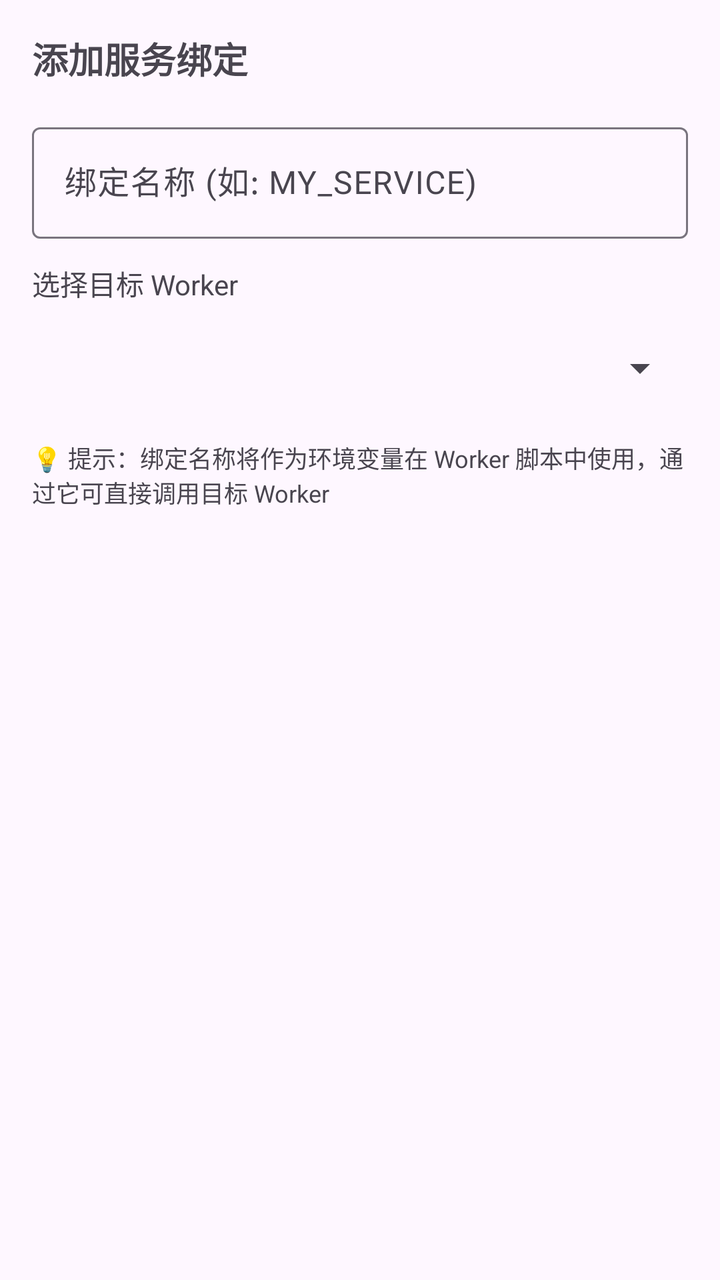
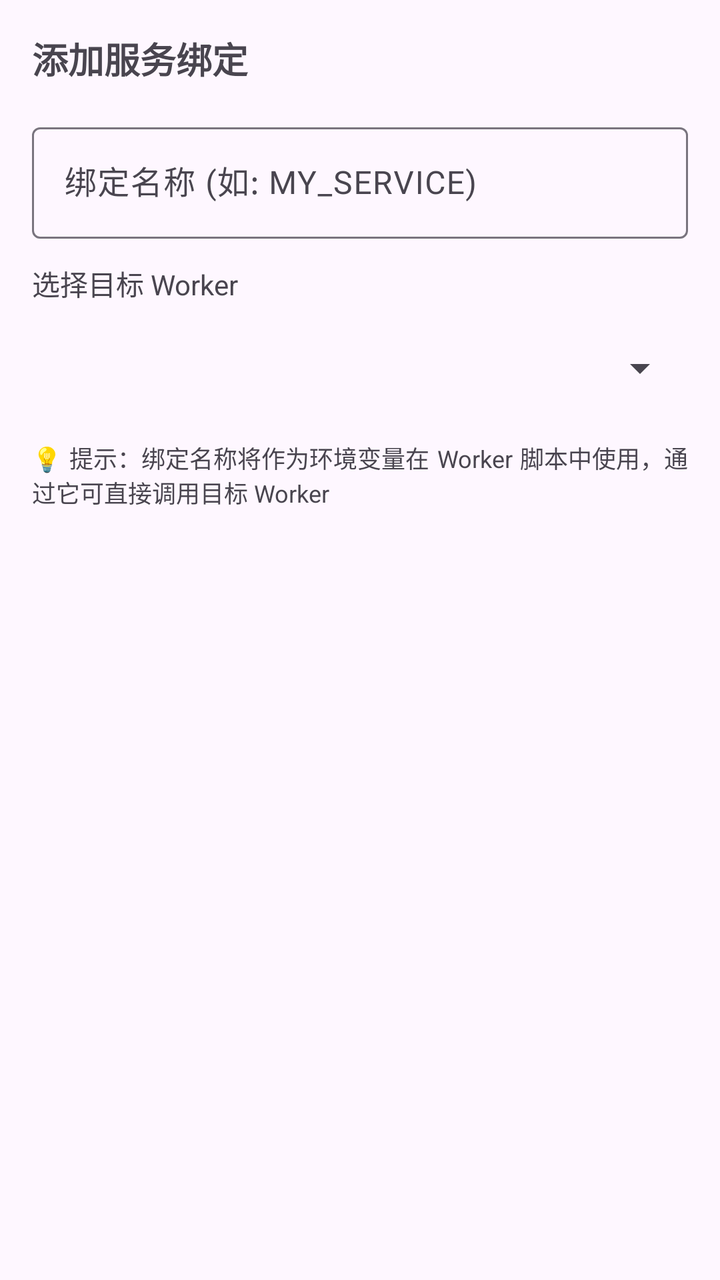

The first picture is an Android layout as it rendered before a commit; the second is the same layout after the commit. The layout source and the unified diff follow.
<!-- AndroidManifest.xml: application theme AppTheme -->
<!-- res/layout/dialog_service_binding.xml -->
<?xml version="1.0" encoding="utf-8"?>
<LinearLayout xmlns:android="http://schemas.android.com/apk/res/android"
    xmlns:app="http://schemas.android.com/apk/res-auto"
    android:layout_width="match_parent"
    android:layout_height="wrap_content"
    android:orientation="vertical"
    android:padding="16dp">

    <TextView
        android:layout_width="match_parent"
        android:layout_height="wrap_content"
        android:text="添加服务绑定"
        android:textSize="18sp"
        android:textStyle="bold"
        android:layout_marginBottom="16dp" />

    <com.google.android.material.textfield.TextInputLayout
        android:layout_width="match_parent"
        android:layout_height="wrap_content"
        android:hint="绑定名称 (如: MY_SERVICE)"
        style="@style/Widget.Material3.TextInputLayout.OutlinedBox"
        android:layout_marginBottom="12dp">

        <com.google.android.material.textfield.TextInputEditText
            android:id="@+id/bindingNameEdit"
            android:layout_width="match_parent"
            android:layout_height="wrap_content"
            android:inputType="text"
            android:singleLine="true" />

    </com.google.android.material.textfield.TextInputLayout>

    <TextView
        android:layout_width="match_parent"
        android:layout_height="wrap_content"
        android:text="选择目标 Worker"
        android:textSize="14sp"
        android:layout_marginBottom="8dp" />

    <Spinner
        android:id="@+id/workerSpinner"
        android:layout_width="match_parent"
        android:layout_height="wrap_content"
        android:minHeight="48dp" />

    <TextView
        android:layout_width="match_parent"
        android:layout_height="wrap_content"
        android:text="💡 提示：绑定名称将作为环境变量在 Worker 脚本中使用，通过它可直接调用目标 Worker"
        android:textSize="12sp"
        android:textColor="?android:attr/textColorSecondary"
        android:layout_marginTop="12dp" />

</LinearLayout>
<!-- resources referenced by this layout -->
<resources>
  <style name="AppTheme" parent="Base.AppTheme" />
  <style name="Base.AppTheme" parent="Theme.Material3.DayNight.NoActionBar">
      
      
    </style>
</resources>

<!-- the commit's change to res/layout/dialog_service_binding.xml (unified diff, before → after) -->
@@ -9,7 +9,7 @@
     <TextView
         android:layout_width="match_parent"
         android:layout_height="wrap_content"
-        android:text="添加服务绑定"
+        android:text="@string/xml_dialog_service_binding"
         android:textSize="18sp"
         android:textStyle="bold"
         android:layout_marginBottom="16dp" />
@@ -17,7 +17,7 @@
     <com.google.android.material.textfield.TextInputLayout
         android:layout_width="match_parent"
         android:layout_height="wrap_content"
-        android:hint="绑定名称 (如: MY_SERVICE)"
+        android:hint="@string/xml_dialog_service_binding_hint"
         style="@style/Widget.Material3.TextInputLayout.OutlinedBox"
         android:layout_marginBottom="12dp">
 
@@ -26,14 +26,16 @@
             android:layout_width="match_parent"
             android:layout_height="wrap_content"
             android:inputType="text"
-            android:singleLine="true" />
+            android:maxLines="1"
+            android:ellipsize="end"
+            android:imeOptions="actionNext" />
 
     </com.google.android.material.textfield.TextInputLayout>
 
     <TextView
         android:layout_width="match_parent"
         android:layout_height="wrap_content"
-        android:text="选择目标 Worker"
+        android:text="@string/xml_dialog_service_binding_2"
         android:textSize="14sp"
         android:layout_marginBottom="8dp" />
 
@@ -46,7 +48,7 @@
     <TextView
         android:layout_width="match_parent"
         android:layout_height="wrap_content"
-        android:text="💡 提示：绑定名称将作为环境变量在 Worker 脚本中使用，通过它可直接调用目标 Worker"
+        android:text="@string/xml_dialog_service_binding_3"
         android:textSize="12sp"
         android:textColor="?android:attr/textColorSecondary"
         android:layout_marginTop="12dp" />
<!-- resource entries referenced after the edit -->
@@ -1,9 +1,56 @@
 <!-- resources referenced by this layout -->
 <resources>
+  <string name="xml_dialog_service_binding">添加服务绑定</string>
+  <string name="xml_dialog_service_binding_2">选择目标 Worker</string>
+  <string name="xml_dialog_service_binding_3">💡 提示：绑定名称将作为环境变量在 Worker 脚本中使用，通过它可直接调用目标 Worker</string>
+  <string name="xml_dialog_service_binding_hint">绑定名称 (如: MY_SERVICE)</string>
   <style name="AppTheme" parent="Base.AppTheme" />
   <style name="Base.AppTheme" parent="Theme.Material3.DayNight.NoActionBar">
       
       
+  
+      
+      <item name="android:textViewStyle">@style/AppTextView</item>
+      <item name="android:buttonStyle">@style/AppButton</item>
+      <item name="materialButtonStyle">@style/AppMaterialButton</item>
+      <item name="chipStyle">@style/AppChip</item>
     </style>
+  <style name="AppTextView" parent="@android:style/Widget.DeviceDefault.TextView">
+      <item name="android:breakStrategy">simple</item>
+      <item name="android:hyphenationFrequency">full</item>
+      <item name="android:ellipsize">end</item>
+      <item name="android:justificationMode">inter_word</item>
+      <item name="android:textIsSelectable">false</item>
+    </style>
+  <style name="AppButton" parent="Widget.Material3.Button">
+      <item name="android:minHeight">@dimen/app_button_min_height</item>
+      <item name="android:minWidth">@dimen/app_button_min_width</item>
+      <item name="android:maxLines">2</item>
+      <item name="android:ellipsize">end</item>
+      <item name="android:paddingStart">@dimen/app_button_padding_h</item>
+      <item name="android:paddingEnd">@dimen/app_button_padding_h</item>
+      <item name="android:breakStrategy">simple</item>
+      <item name="android:hyphenationFrequency">full</item>
+      <item name="android:textSize">@dimen/app_button_text_size</item>
+    </style>
+  <style name="AppMaterialButton" parent="Widget.Material3.Button">
+      <item name="android:minHeight">@dimen/app_button_min_height</item>
+      <item name="android:minWidth">@dimen/app_button_min_width</item>
+      <item name="android:maxLines">2</item>
+      <item name="android:ellipsize">end</item>
+      <item name="android:paddingStart">@dimen/app_button_padding_h</item>
+      <item name="android:paddingEnd">@dimen/app_button_padding_h</item>
+      <item name="android:breakStrategy">simple</item>
+      <item name="android:hyphenationFrequency">full</item>
+      <item name="android:textAllCaps">false</item>
+      <item name="android:textSize">@dimen/app_button_text_size</item>
+    </style>
+  <style name="AppChip" parent="Widget.Material3.Chip.Assist">
+      <item name="android:textIsSelectable">false</item>
+    </style>
+  <dimen name="app_button_min_height">48dp</dimen>
+  <dimen name="app_button_min_width">112dp</dimen>
+  <dimen name="app_button_padding_h">10dp</dimen>
+  <dimen name="app_button_text_size">13sp</dimen>
 </resources>
 
